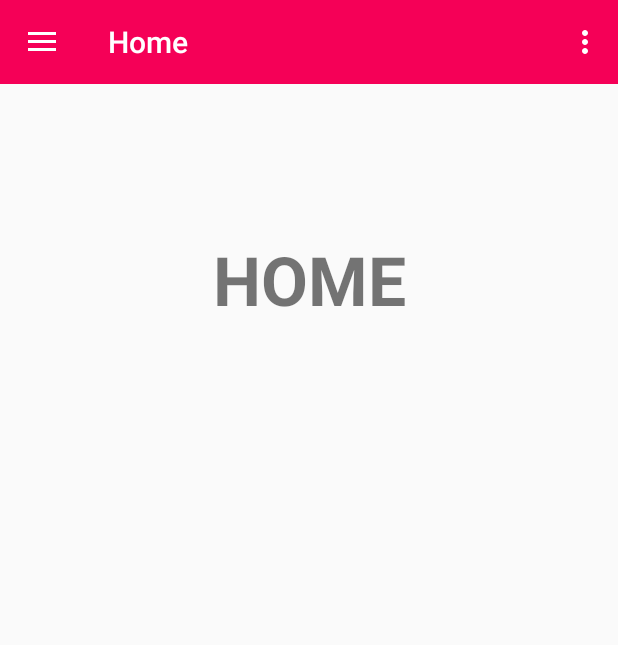
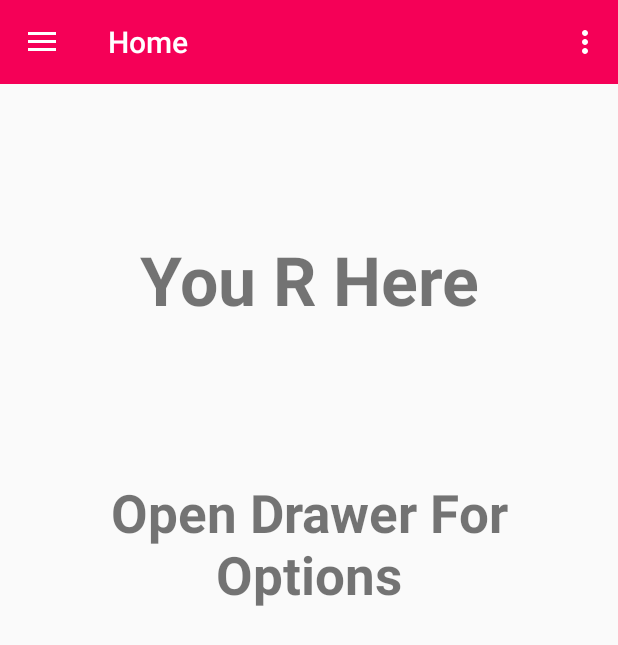
Before and after one commit to jsshack15/blood-on-the-way, an Android app: the screen it shows after launch (Main), on a phone screen of 412 x 824 dp. Shown: the top 645 px of the screen. Run offline under Robolectric (Android 15) with nearby library versions, the phone set to English and light mode, and no system bars.

Commit message:
Final Commit

```diff
--- a/app/src/main/java/com/ansh270292/hackathonbloodontheway/activity/FragmentDrawer.java
+++ b/app/src/main/java/com/ansh270292/hackathonbloodontheway/activity/FragmentDrawer.java
@@ -52,6 +52,7 @@ public class FragmentDrawer extends Fragment {
         for (int i = 0; i < titles.length; i++) {
             NavDrawerItem navItem = new NavDrawerItem();
             navItem.setTitle(titles[i]);
+
             data.add(navItem);
         }
         return data;
--- a/app/src/main/java/com/ansh270292/hackathonbloodontheway/activity/Splash.java
+++ b/app/src/main/java/com/ansh270292/hackathonbloodontheway/activity/Splash.java
@@ -27,20 +27,22 @@ public class Splash extends Activity {
             @Override
             public void run() {
                 try {
-                    sleep(2000);
+                    sleep(500);
                 }catch (InterruptedException e) {
                     e.printStackTrace();
                 }finally {
                     Intent intent = new Intent(Splash.this,Main.class);
-
                     startActivity(intent);
                 }
             }
         };
+        th.start();
     }
 
 
-
-
-
+    @Override
+    protected void onPause() {
+        super.onPause();
+        finish();
+    }
 }
--- a/app/src/main/java/com/ansh270292/hackathonbloodontheway/model/JSONParser.java
+++ b/app/src/main/java/com/ansh270292/hackathonbloodontheway/model/JSONParser.java
@@ -38,7 +38,6 @@ public class JSONParser {
             names = new String[users.length()];
             address = new String[users.length()];
             ages = new String[users.length()];
-
             for(int i=0;i<users.length();i++){
                 JSONObject jo = users.getJSONObject(i);
                 mobile[i] = jo.getString(KEY_MOBILE);
--- a/app/src/main/res/layout/activity_splash.xml
+++ b/app/src/main/res/layout/activity_splash.xml
@@ -4,9 +4,9 @@
     android:paddingRight="@dimen/activity_horizontal_margin"
     android:paddingTop="@dimen/activity_vertical_margin"
     android:paddingBottom="@dimen/activity_vertical_margin"
-    tools:context="com.ansh270292.hackathonbloodontheway.activity.Splash">
+    tools:context="com.ansh270292.hackathonbloodontheway.activity.Splash"
+    android:background="@drawable/first_screen">
 
-    <TextView android:text="hello_world" android:layout_width="wrap_content"
-        android:layout_height="wrap_content" />
+
 
 </RelativeLayout>
--- a/app/src/main/res/layout/fragment_home.xml
+++ b/app/src/main/res/layout/fragment_home.xml
@@ -3,7 +3,9 @@
     android:layout_width="match_parent"
     android:layout_height="match_parent"
     android:orientation="vertical"
-    tools:context="info.androidhive.materialdesign.activity.HomeFragment">
+    tools:context="info.androidhive.materialdesign.activity.HomeFragment"
+    android:paddingLeft="10dp"
+    android:paddingRight="10dp">
 
 
     <TextView
@@ -14,7 +16,7 @@
         android:layout_height="wrap_content"
         android:gravity="center_horizontal"
         android:textSize="45dp"
-        android:text="HOME"
+        android:text="You R Here"
         android:textStyle="bold"/>
 
     <TextView
@@ -22,10 +24,21 @@
         android:layout_centerInParent="true"
         android:layout_width="fill_parent"
         android:layout_height="wrap_content"
-        android:textSize="12dp"
+        android:textSize="22dp"
         android:layout_marginTop="10dp"
         android:gravity="center_horizontal"
         android:id="@+id/yourlocation"
+        android:textColor="#000"
         android:text="Edit fragment_home.xml to change the appearance" />
+    <TextView
+        android:id="@+id/label55"
 
+        android:layout_marginTop="10dp"
+        android:layout_width="fill_parent"
+        android:layout_height="wrap_content"
+        android:gravity="center_horizontal"
+        android:layout_below="@+id/yourlocation"
+        android:textSize="35dp"
+        android:text="Open Drawer For Options"
+        android:textStyle="bold"/>
 </RelativeLayout>
--- a/app/src/main/res/values/strings.xml
+++ b/app/src/main/res/values/strings.xml
@@ -1,5 +1,5 @@
 <resources>
-    <string name="app_name">Hackathon Blood On The Way</string>
+    <string name="app_name">Blood On The Way</string>
 
     <string name="action_settings">Settings</string>
     <string name="action_search">Search</string>
@@ -19,7 +19,8 @@
         <item>@string/nav_item_find_nearby</item>
     </string-array>
 
-    <string name="title_need_a_donor">Neead A Donor</string>
+
+    <string name="title_need_a_donor">Need A Donor</string>
     <string name="title_become_a_donor">Become A Donor</string>
     <string name="title_home">Home</string>
 
```
Also changed, not shown: app/src/main/AndroidManifest.xml (+15 -7 lines), app/src/main/java/com/ansh270292/hackathonbloodontheway/activity/BecomeADonor.java (+14 -6 lines), app/src/main/java/com/ansh270292/hackathonbloodontheway/activity/MapsActivity.java (+41 -4 lines), app/src/main/java/com/ansh270292/hackathonbloodontheway/activity/NeedADonor.java (+6 -4 lines), app/src/main/res/layout/activity_maps.xml (+11 -7 lines), app/src/main/res/layout/nav_drawer_row.xml (+11 -5 lines).
